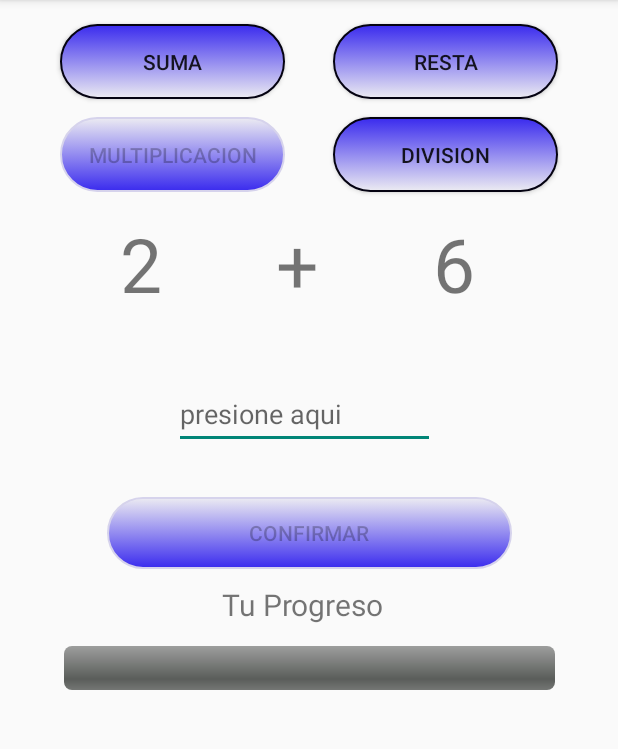
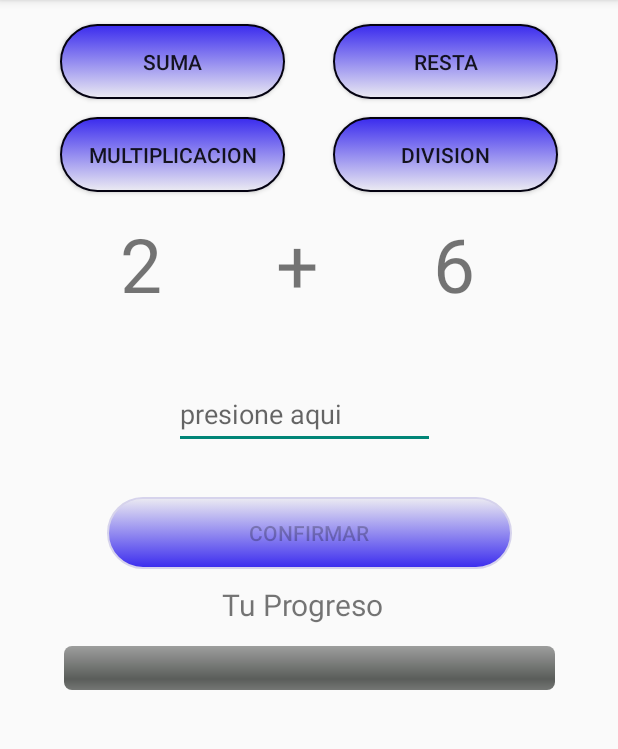
Before and after one commit to joni1023/LearnToMath, an Android app: the screen it shows after launch (MainActivity), on a phone screen of 412 x 824 dp, the part 84-833 px from its top. Run offline under Robolectric (Android 15) with nearby library versions, the phone set to English and light mode, and no system bars.

```diff
--- a/app/src/main/res/layout/activity_main.xml
+++ b/app/src/main/res/layout/activity_main.xml
@@ -8,21 +8,17 @@
 
     <TextView
         android:id="@+id/numOne"
-        android:layout_width="wrap_content"
-        android:layout_height="wrap_content"
+        style="@style/textoprimario"
         android:layout_marginStart="80dp"
         android:text="@string/numero"
-        android:textSize="50sp"
         app:layout_constraintStart_toStartOf="parent"
         app:layout_constraintTop_toTopOf="@+id/guideline" />
 
     <TextView
         android:id="@+id/numtwo"
-        android:layout_width="wrap_content"
-        android:layout_height="wrap_content"
+        style="@style/textoprimario"
         android:layout_marginStart="76dp"
         android:text="@string/numero"
-        android:textSize="50sp"
         app:layout_constraintStart_toEndOf="@+id/signed"
         app:layout_constraintTop_toTopOf="@+id/guideline" />
 
@@ -70,11 +66,9 @@
 
     <TextView
         android:id="@+id/signed"
-        android:layout_width="wrap_content"
-        android:layout_height="wrap_content"
+        style="@style/textoprimario"
         android:layout_marginStart="76dp"
         android:text="@string/signo"
-        android:textSize="50sp"
         app:layout_constraintStart_toEndOf="@+id/numOne"
         app:layout_constraintTop_toTopOf="@+id/guideline" />
 
@@ -85,7 +79,6 @@
         android:layout_width="327dp"
         android:layout_height="29dp"
         android:progressDrawable="@android:drawable/progress_horizontal"
-        android:visibility="visible"
         app:layout_constraintBottom_toBottomOf="parent"
         app:layout_constraintEnd_toEndOf="parent"
         app:layout_constraintStart_toStartOf="parent"
@@ -94,11 +87,9 @@
 
     <TextView
         android:id="@+id/textView"
-        android:layout_width="wrap_content"
-        android:layout_height="wrap_content"
+        style="@style/textosecundario"
         android:layout_marginStart="148dp"
         android:text="@string/progreso"
-        android:textSize="20sp"
         app:layout_constraintBottom_toTopOf="@+id/progressBar"
         app:layout_constraintStart_toStartOf="parent"
         app:layout_constraintTop_toBottomOf="@+id/btn_confirm"
@@ -115,7 +106,6 @@
         android:id="@+id/btn_mult"
         style="@style/buttonstyle"
         android:layout_marginStart="40dp"
-        android:enabled="false"
         android:text="@string/multiplicar"
         app:layout_constraintBottom_toTopOf="@+id/guideline"
         app:layout_constraintStart_toStartOf="parent"
@@ -132,5 +122,14 @@
         app:layout_constraintTop_toBottomOf="@+id/btn_resta"
         app:layout_constraintVertical_bias="0.451" />
 
+    <TextView
+        android:id="@+id/nivel"
+        style="@style/textosecundario"
+        android:layout_marginTop="24dp"
+        android:text="@string/nivel"
+        app:layout_constraintEnd_toEndOf="parent"
+        app:layout_constraintStart_toStartOf="parent"
+        app:layout_constraintTop_toBottomOf="@+id/progressBar" />
+
 
 </androidx.constraintlayout.widget.ConstraintLayout>
--- a/app/src/main/res/values/strings.xml
+++ b/app/src/main/res/values/strings.xml
@@ -8,4 +8,5 @@
     <string name="progreso">Tu Progreso</string>
     <string name="multiplicar">multiplicacion</string>
     <string name="division">division</string>
+    <string name="nivel">si lo lograste ...</string>
 </resources>
--- a/app/src/main/res/values/styles.xml
+++ b/app/src/main/res/values/styles.xml
@@ -17,6 +17,13 @@
         <item name="android:layout_width">270dp</item>
         <item name="android:layout_height">wrap_content</item>
         <item name="android:enabled">false</item>
-
+    </style>
+    <style name="textoprimario">
+        <item name="android:textSize">50sp</item>
+        <item name="android:layout_width">wrap_content</item>
+        <item name="android:layout_height">wrap_content</item>
+    </style>
+    <style name="textosecundario" parent="textoprimario">
+        <item name="android:textSize">20sp</item>
     </style>
 </resources>
```
Also changed, not shown: app/src/main/java/com/example/mentalmath/MainActivity.kt (+62 -4 lines).
